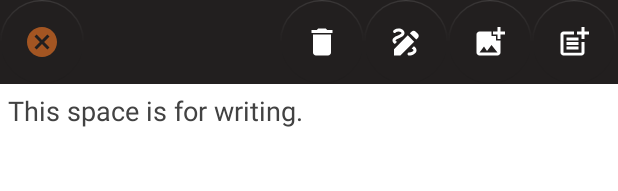
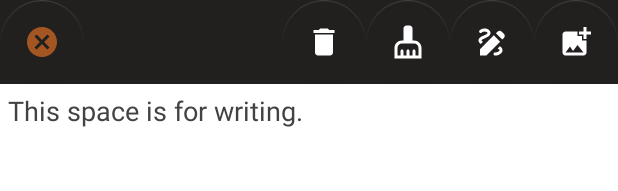
Before and after one commit to juanchosoriano/MOBDEVE-MCO2, an Android app: the layout add_note_activity.xml on its own in the app's theme, with its tools: preview values and no code run, on a phone screen of 412 x 824 dp. Shown: the top 191 px of the screen. Run offline under Robolectric (Android 15) with nearby library versions, the phone set to English and light mode, and no system bars; Roboto replaces fonts that are not available here.

Commit message:
draw and date formats

```diff
--- a/app/src/main/java/com/mobdeve/group34/GubatReyesSoriano/memobile/AddItemActivity.java
+++ b/app/src/main/java/com/mobdeve/group34/GubatReyesSoriano/memobile/AddItemActivity.java
@@ -60,6 +60,7 @@ public class AddItemActivity extends AppCompatActivity {
         SimpleDateFormat sdf1 = new SimpleDateFormat("EEE MMM dd HH:mm:ss zzz yyyy");
         try {
             newDate = sdf1.parse(setDate);
+            this.setDate = new SimpleDateFormat("MMM dd yyyy").format(newDate);
             oldDate = newDate;
         } catch (ParseException e) {
             e.printStackTrace();
@@ -117,7 +118,7 @@ public class AddItemActivity extends AppCompatActivity {
 
                 try {
                     newDate=new SimpleDateFormat("MM/dd/yyyy").parse(date);
-                    setDate = newDate.toString();
+                    setDate = new SimpleDateFormat("MMM dd yyyy").format(newDate);;
                 } catch (ParseException e) {
                     e.printStackTrace();
                 }
--- a/app/src/main/java/com/mobdeve/group34/GubatReyesSoriano/memobile/TodoAdaptor.java
+++ b/app/src/main/java/com/mobdeve/group34/GubatReyesSoriano/memobile/TodoAdaptor.java
@@ -15,6 +15,7 @@ import androidx.recyclerview.widget.RecyclerView;
 
 import org.jetbrains.annotations.NotNull;
 
+import java.text.SimpleDateFormat;
 import java.util.List;
 
 public class TodoAdaptor extends RecyclerView.Adapter {
@@ -69,7 +70,8 @@ public class TodoAdaptor extends RecyclerView.Adapter {
     public void onBindViewHolder(@NonNull @NotNull RecyclerView.ViewHolder holder, int position) {
         TodoViewHolder todoViewHolder = (TodoViewHolder) holder;
         todoViewHolder.checkBox.setText(todoModelList.get(position).getTodo_Text());
-        todoViewHolder.tvDate.setText(todoModelList.get(position).getTodo_date().toString());
+        String schedule_date = new SimpleDateFormat("MMM dd yyyy").format(todoModelList.get(position).getTodo_date());
+        todoViewHolder.tvDate.setText(schedule_date);
         Log.d("ITEMCHECKED", ""+ todoModelList.get(position).isChecked());
         todoViewHolder.checkBox.setChecked(todoModelList.get(position).isChecked());
         int priority_color = todoModelList.get(position).getPriority();
--- /dev/null
+++ b/app/src/main/res/drawable/ic_clear.xml
@@ -0,0 +1,10 @@
+<vector xmlns:android="http://schemas.android.com/apk/res/android"
+    android:width="24dp"
+    android:height="24dp"
+    android:viewportWidth="24"
+    android:viewportHeight="24"
+    android:tint="?attr/colorControlNormal">
+  <path
+      android:fillColor="@android:color/white"
+      android:pathData="M16,11h-1V3c0,-1.1 -0.9,-2 -2,-2h-2C9.9,1 9,1.9 9,3v8H8c-2.76,0 -5,2.24 -5,5v7h18v-7C21,13.24 18.76,11 16,11zM19,21h-2v-3c0,-0.55 -0.45,-1 -1,-1s-1,0.45 -1,1v3h-2v-3c0,-0.55 -0.45,-1 -1,-1s-1,0.45 -1,1v3H9v-3c0,-0.55 -0.45,-1 -1,-1s-1,0.45 -1,1v3H5v-5c0,-1.65 1.35,-3 3,-3h8c1.65,0 3,1.35 3,3V21z"/>
+</vector>
--- /dev/null
+++ b/app/src/main/res/drawable/ic_clear_select.xml
@@ -0,0 +1,5 @@
+<vector android:height="24dp" android:tint="#FFFFFF"
+    android:viewportHeight="24" android:viewportWidth="24"
+    android:width="24dp" xmlns:android="http://schemas.android.com/apk/res/android">
+    <path android:fillColor="@android:color/white" android:pathData="M16,11h-1V3c0,-1.1 -0.9,-2 -2,-2h-2C9.9,1 9,1.9 9,3v8H8c-2.76,0 -5,2.24 -5,5v7h18v-7C21,13.24 18.76,11 16,11zM19,21h-2v-3c0,-0.55 -0.45,-1 -1,-1s-1,0.45 -1,1v3h-2v-3c0,-0.55 -0.45,-1 -1,-1s-1,0.45 -1,1v3H9v-3c0,-0.55 -0.45,-1 -1,-1s-1,0.45 -1,1v3H5v-5c0,-1.65 1.35,-3 3,-3h8c1.65,0 3,1.35 3,3V21z"/>
+</vector>
--- a/app/src/main/res/layout/add_note_activity.xml
+++ b/app/src/main/res/layout/add_note_activity.xml
@@ -20,7 +20,7 @@
         app:layout_constraintTop_toTopOf="parent" />
 
     <com.google.android.material.floatingactionbutton.FloatingActionButton
-        android:id="@+id/fab_addevent"
+        android:id="@+id/fab_clear"
         android:layout_width="wrap_content"
         android:layout_height="wrap_content"
         android:clickable="true"
@@ -28,12 +28,10 @@
         app:backgroundTint="#00221F1F"
         app:elevation="0dp"
         app:layout_constraintBottom_toBottomOf="@+id/tb_toolbarevent"
-        app:layout_constraintEnd_toEndOf="@id/tb_toolbarevent"
-        app:layout_constraintHorizontal_bias="0.997"
-        app:layout_constraintStart_toStartOf="@id/tb_toolbarevent"
+        app:layout_constraintEnd_toStartOf="@+id/fab_draw"
         app:layout_constraintTop_toTopOf="@id/tb_toolbarevent"
         app:layout_constraintVertical_bias="0.0"
-        app:srcCompat="@drawable/post"
+        app:srcCompat="@drawable/ic_clear"
         app:tint="@color/white" />
 
     <com.google.android.material.floatingactionbutton.FloatingActionButton
@@ -45,7 +43,7 @@
         app:backgroundTint="#00221F1F"
         app:elevation="0dp"
         app:layout_constraintBottom_toBottomOf="@+id/tb_toolbarevent"
-        app:layout_constraintEnd_toStartOf="@+id/fab_addevent"
+        app:layout_constraintEnd_toEndOf="@+id/tb_toolbarevent"
         app:layout_constraintTop_toTopOf="@+id/tb_toolbarevent"
         app:layout_constraintVertical_bias="0.0"
         app:srcCompat="@drawable/addphoto"
@@ -67,7 +65,7 @@
         app:tint="@color/white" />
 
     <com.google.android.material.floatingactionbutton.FloatingActionButton
-        android:id="@+id/fab_delevent"
+        android:id="@+id/fab_delete_note"
         android:layout_width="wrap_content"
         android:layout_height="wrap_content"
         android:clickable="true"
@@ -75,13 +73,14 @@
         app:backgroundTint="#00221F1F"
         app:elevation="0dp"
         app:layout_constraintBottom_toBottomOf="@+id/tb_toolbarevent"
-        app:layout_constraintEnd_toStartOf="@+id/fab_draw"
+        app:layout_constraintEnd_toStartOf="@+id/fab_clear"
         app:layout_constraintTop_toTopOf="@+id/tb_toolbarevent"
+        app:layout_constraintVertical_bias="1.0"
         app:srcCompat="@drawable/delete"
         app:tint="@color/white" />
 
     <com.google.android.material.floatingactionbutton.FloatingActionButton
-        android:id="@+id/fab_backevent"
+        android:id="@+id/fab_back_note"
         android:layout_width="wrap_content"
         android:layout_height="wrap_content"
         android:clickable="true"
@@ -89,10 +88,9 @@
         app:backgroundTint="#00221F1F"
         app:elevation="0dp"
         app:layout_constraintBottom_toBottomOf="@+id/tb_toolbarevent"
-        app:layout_constraintEnd_toStartOf="@+id/fab_delevent"
-        app:layout_constraintHorizontal_bias="0.0"
         app:layout_constraintStart_toStartOf="parent"
         app:layout_constraintTop_toTopOf="parent"
+        app:layout_constraintVertical_bias="0.0"
         app:srcCompat="@drawable/cancel"
         app:tint="#A35522" />
 
```
Also changed, not shown: app/src/main/java/com/mobdeve/group34/GubatReyesSoriano/memobile/AddNoteActivity.java (+19 -6 lines), app/src/main/java/com/mobdeve/group34/GubatReyesSoriano/memobile/NoteAdaptor.java (+11 -1 lines), app/src/main/java/com/mobdeve/group34/GubatReyesSoriano/memobile/PaintView.java (+23 -0 lines), 1 other file.
